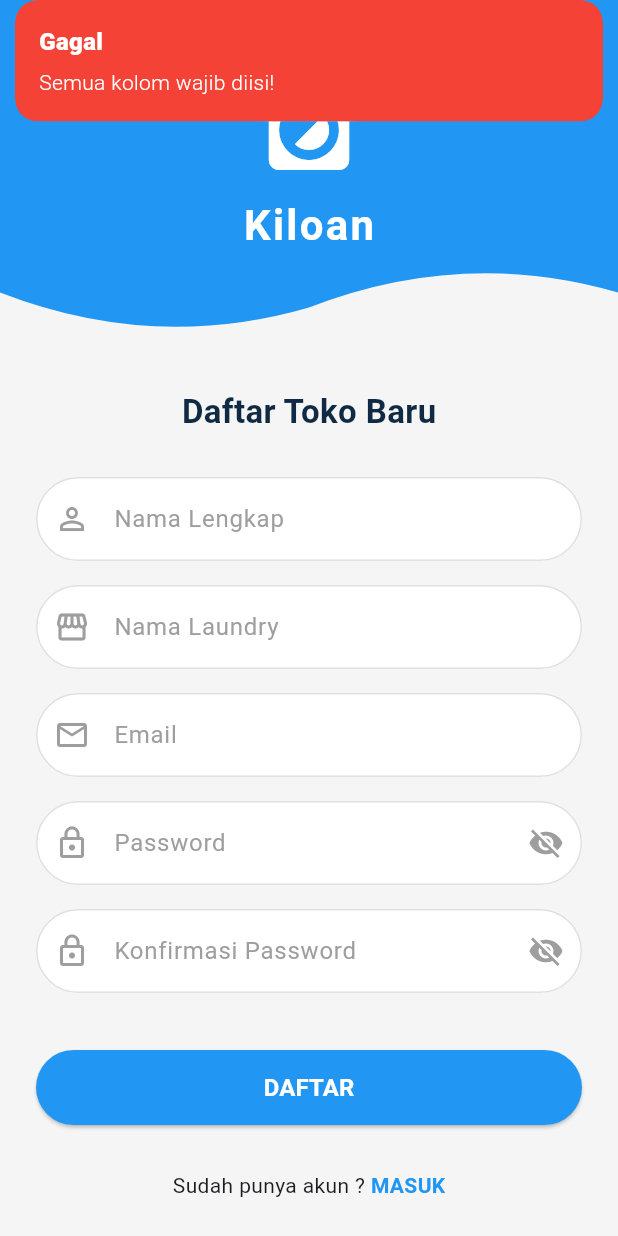
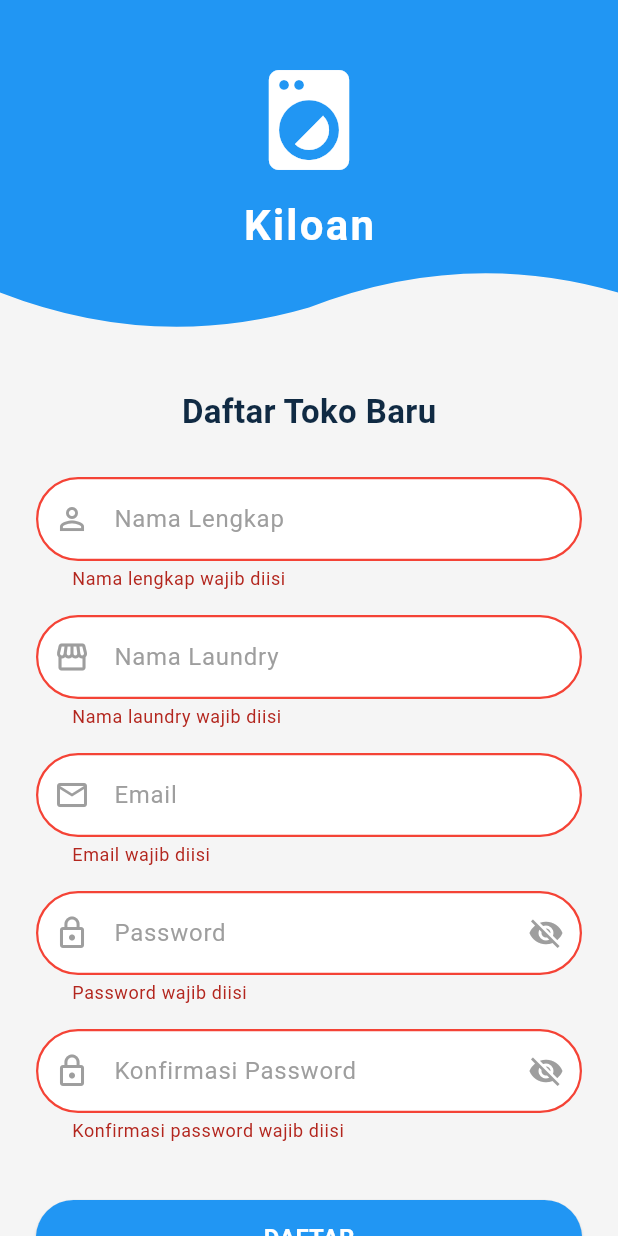
Before and after one commit to Aotow6/kiloan-app, a Flutter app: the RegisterView screen opened directly, scrolled down 45 dp, after a tap on "DAFTAR", on a phone screen of 412 x 824 dp. Run offline on Flutter 3.47's test engine with Material 3 defaults, Android fonts, the phone set to English and light mode, and no system bars; our stand-ins replace font_awesome_flutter, get, supabase_flutter; accounts and stored records are empty.

Commit message:
Add error handling and validation for login and registration forms

```diff
--- a/lib/controllers/auth_controller.dart
+++ b/lib/controllers/auth_controller.dart
@@ -9,6 +9,7 @@
   var isPemilik = true.obs;
   var isLoading = false.obs;
 
+  // --- CONTROLLER INPUT ---
   final emailLoginCtrl = TextEditingController();
   final passwordLoginCtrl = TextEditingController();
   final resetEmailCtrl = TextEditingController();
@@ -19,29 +20,70 @@
   final passwordRegisCtrl = TextEditingController();
   final confirmPasswordCtrl = TextEditingController();
 
+  // --- STATE PESAN ERROR REGISTRASI ---
+  var errNamaLengkap = RxnString();
+  var errNamaLaundry = RxnString();
+  var errEmailRegis = RxnString();
+  var errPasswordRegis = RxnString();
+  var errConfirmPassword = RxnString();
+
+  // --- STATE PESAN ERROR LOGIN (BARU) ---
+  var errEmailLogin = RxnString();
+  var errPasswordLogin = RxnString();
+
+  bool hasEmoji(String text) {
+    final RegExp emojiRegex = RegExp(r'[\u{1F600}-\u{1F64F}\u{1F300}-\u{1F5FF}\u{1F680}-\u{1F6FF}\u{1F700}-\u{1F77F}\u{1F780}-\u{1F7FF}\u{1F800}-\u{1F8FF}\u{1F900}-\u{1F9FF}\u{1FA00}-\u{1FA6F}\u{1FA70}-\u{1FAFF}\u{2600}-\u{26FF}\u{2700}-\u{27BF}]', unicode: true);
+    return emojiRegex.hasMatch(text);
+  }
+
+  bool isValidEmail(String email) {
+    return RegExp(r"^[a-zA-Z0-9.a-zA-Z0-9.!#$%&'*+-/=?^_`{|}~]+@[a-zA-Z0-9]+\.[a-zA-Z]+").hasMatch(email);
+  }
+
+  void clearErrors() {
+    errNamaLengkap.value = null;
+    errNamaLaundry.value = null;
+    errEmailRegis.value = null;
+    errPasswordRegis.value = null;
+    errConfirmPassword.value = null;
+    errEmailLogin.value = null;
+    errPasswordLogin.value = null;
+  }
+
+  // ================= LOGIN =================
   Future<void> login() async {
-    // 1. VALIDASI KETAT: trim() digunakan untuk hapus spasi kosong
-    if (emailLoginCtrl.text.trim().isEmpty || passwordLoginCtrl.text.trim().isEmpty) {
-      Get.snackbar("Peringatan", "Email dan Password tidak boleh kosong!",
-          backgroundColor: Colors.orange, colorText: Colors.white);
-      return;
+    clearErrors();
+    bool isValid = true;
+    String email = emailLoginCtrl.text.trim();
+    String pass = passwordLoginCtrl.text.trim();
+
+    if (email.isEmpty) {
+      errEmailLogin.value = "Email wajib diisi";
+      isValid = false;
+    } else if (!isValidEmail(email)) {
+      errEmailLogin.value = "Format email tidak valid (contoh: budi@gmail.com)";
+      isValid = false;
     }
+
+    if (pass.isEmpty) {
+      errPasswordLogin.value = "Kata sandi wajib diisi";
+      isValid = false;
+    }
+
+    if (!isValid) return;
 
     try {
       isLoading.value = true;
 
       final response = await supabase.auth.signInWithPassword(
-        email: emailLoginCtrl.text.trim(),
-        password: passwordLoginCtrl.text.trim(),
+        email: email,
+        password: pass,
       );
 
-      // 2. PASTIKAN USER TIDAK NULL
       if (response.user != null) {
-        // Ambil profil dulu sebelum pindah halaman
         final userC = Get.find<UserController>();
         await userC.getUserProfile();
 
-        // Pastikan outlet_id ada (User terdaftar di tabel public.users)
         if (userC.outletId != null) {
           Get.offAllNamed('/home');
         } else {
@@ -50,54 +92,100 @@
         }
       }
     } catch (e) {
-      Get.snackbar("Login Gagal", "Email atau Password salah");
+      errPasswordLogin.value = "Email atau Kata Sandi salah";
+      Get.snackbar("Login Gagal", "Periksa kembali email dan kata sandi Anda",
+          backgroundColor: Colors.red, colorText: Colors.white);
     } finally {
       isLoading.value = false;
     }
   }
 
+  // ================= REGISTER =================
   Future<void> register() async {
-    // 1. VALIDASI INPUT LENGKAP
-    if (emailRegisCtrl.text.trim().isEmpty ||
-        passwordRegisCtrl.text.trim().isEmpty ||
-        namaLaundryCtrl.text.trim().isEmpty ||
-        namaLengkapCtrl.text.trim().isEmpty) {
-      Get.snackbar("Gagal", "Semua kolom wajib diisi!",
-          backgroundColor: Colors.red, colorText: Colors.white);
-      return;
+    clearErrors();
+    bool isValid = true;
+
+    String nama = namaLengkapCtrl.text.trim();
+    String laundry = namaLaundryCtrl.text.trim();
+    String email = emailRegisCtrl.text.trim();
+    String pass = passwordRegisCtrl.text.trim();
+    String confirmPass = confirmPasswordCtrl.text.trim();
+
+    if (nama.isEmpty) {
+      errNamaLengkap.value = "Nama lengkap wajib diisi";
+      isValid = false;
+    } else if (nama.length < 3) {
+      errNamaLengkap.value = "Nama minimal 3 karakter";
+      isValid = false;
+    } else if (nama.length > 50) {
+      errNamaLengkap.value = "Nama maksimal 50 karakter";
+      isValid = false;
+    } else if (hasEmoji(nama)) {
+      errNamaLengkap.value = "Nama tidak boleh menggunakan karakter aneh/emoji";
+      isValid = false;
     }
 
-    if (passwordRegisCtrl.text != confirmPasswordCtrl.text) {
-      Get.snackbar("Gagal", "Konfirmasi password tidak cocok",
-          backgroundColor: Colors.red, colorText: Colors.white);
-      return;
+    if (laundry.isEmpty) {
+      errNamaLaundry.value = "Nama laundry wajib diisi";
+      isValid = false;
+    } else if (laundry.length < 3) {
+      errNamaLaundry.value = "Nama laundry minimal 3 karakter";
+      isValid = false;
+    } else if (laundry.length > 30) {
+      errNamaLaundry.value = "Nama laundry maksimal 30 karakter";
+      isValid = false;
+    } else if (hasEmoji(laundry)) {
+      errNamaLaundry.value = "Nama laundry tidak boleh menggunakan emoji";
+      isValid = false;
     }
+
+    if (email.isEmpty) {
+      errEmailRegis.value = "Email wajib diisi";
+      isValid = false;
+    } else if (!isValidEmail(email)) {
+      errEmailRegis.value = "Format email tidak valid (contoh: budi@gmail.com)";
+      isValid = false;
+    }
+
+    if (pass.isEmpty) {
+      errPasswordRegis.value = "Password wajib diisi";
+      isValid = false;
+    } else if (pass.length < 6) {
+      errPasswordRegis.value = "Password minimal 6 karakter";
+      isValid = false;
+    }
+
+    if (confirmPass.isEmpty) {
+      errConfirmPassword.value = "Konfirmasi password wajib diisi";
+      isValid = false;
+    } else if (pass != confirmPass) {
+      errConfirmPassword.value = "Konfirmasi password tidak cocok";
+      isValid = false;
+    }
+
+    if (!isValid) return;
 
     try {
       isLoading.value = true;
 
-      // 2. SignUp ke Auth Supabase
       final authRes = await supabase.auth.signUp(
-        email: emailRegisCtrl.text.trim(),
-        password: passwordRegisCtrl.text.trim(),
+        email: email,
+        password: pass,
       );
 
       if (authRes.user != null) {
-        // 3. Simpan Data ke Tabel outlets
         final outletRes = await supabase.from('outlets').insert({
-          'nama_outlet': namaLaundryCtrl.text.trim(),
+          'nama_outlet': laundry,
         }).select().single();
 
-        // 4. Simpan Data ke Tabel users (Role: Owner)
         await supabase.from('users').insert({
           'id': authRes.user!.id,
           'outlet_id': outletRes['id'],
-          'nama_lengkap': namaLengkapCtrl.text.trim(),
+          'nama_lengkap': nama,
           'role': 'owner',
           'status_aktif': true,
         });
 
-        // 5. Inisialisasi profil user di UserController
         final userC = Get.find<UserController>();
         await userC.getUserProfile();
 
@@ -106,47 +194,31 @@
             backgroundColor: Colors.green, colorText: Colors.white);
       }
     } catch (e) {
-      Get.snackbar("Registrasi Gagal", "Email sudah terdaftar atau server sibuk.");
-      print("Detail Error: $e");
+      Get.snackbar("Registrasi Gagal", "Email sudah terdaftar atau server sibuk.",
+          backgroundColor: Colors.red, colorText: Colors.white);
+      debugPrint("Detail Error: $e");
     } finally {
       isLoading.value = false;
     }
   }
 
+  // ================= RESET PASSWORD =================
   Future<void> kirimResetPassword() async {
     if (resetEmailCtrl.text.isEmpty) {
-    Get.snackbar(
-      "Error",
-      "Masukkan email kamu dulu",
-      backgroundColor: Colors.red,
-      colorText: Colors.white,
-    );
+      Get.snackbar("Error", "Masukkan email kamu dulu",
+        backgroundColor: Colors.red, colorText: Colors.white);
       return;
     }
 
     try {
       isLoading.value = true;
-
-    await supabase.auth.resetPasswordForEmail(
-      resetEmailCtrl.text.trim(),
-    );
-
+      await supabase.auth.resetPasswordForEmail(resetEmailCtrl.text.trim());
       Get.back();
-
-    Get.snackbar(
-      "Berhasil",
-      "Cek email kamu untuk reset password",
-      backgroundColor: Colors.green,
-      colorText: Colors.white,
-      duration: const Duration(seconds: 5),
-    );
+      Get.snackbar("Berhasil", "Cek email kamu untuk reset password",
+        backgroundColor: Colors.green, colorText: Colors.white, duration: const Duration(seconds: 5));
     } catch (e) {
-    Get.snackbar(
-      "Gagal",
-      "Email tidak ditemukan atau error",
-      backgroundColor: Colors.red,
-      colorText: Colors.white,
-    );
+      Get.snackbar("Gagal", "Email tidak ditemukan atau error",
+        backgroundColor: Colors.red, colorText: Colors.white);
     } finally {
       isLoading.value = false;
       resetEmailCtrl.clear();
--- a/lib/views/login_view.dart
+++ b/lib/views/login_view.dart
@@ -139,17 +139,19 @@
 
                   const SizedBox(height: 30),
 
-                  CustomTextField(
+                  Obx(() => CustomTextField(
                     hintText: 'Email',
                     prefixIcon: Icons.email_outlined,
                     controller: authC.emailLoginCtrl,
-                  ),
-                  CustomTextField(
+                    errorText: authC.errEmailLogin.value,
+                  )),
+                  Obx(() => CustomTextField(
                     hintText: 'Kata Sandi',
                     isPassword: true,
                     prefixIcon: Icons.lock_outline,
                     controller: authC.passwordLoginCtrl,
-                  ),
+                    errorText: authC.errPasswordLogin.value,
+                  )),
 
                   Align(
                     alignment: Alignment.centerLeft,
--- a/lib/views/register_view.dart
+++ b/lib/views/register_view.dart
@@ -23,26 +23,54 @@
                   const Text("Daftar Toko Baru", style: TextStyle(fontSize: 22, fontWeight: FontWeight.bold, color: Color(0xFF102A43))),
                   const SizedBox(height: 20),
 
-                  CustomTextField(hintText: 'Nama Lengkap', prefixIcon: Icons.person_outline, controller: authC.namaLengkapCtrl),
-                  CustomTextField(hintText: 'Nama Laundry', prefixIcon: Icons.storefront_outlined, controller: authC.namaLaundryCtrl),
-                  CustomTextField(hintText: 'Email', prefixIcon: Icons.email_outlined, controller: authC.emailRegisCtrl),
-                  CustomTextField(hintText: 'Password', isPassword: true, prefixIcon: Icons.lock_outline, controller: authC.passwordRegisCtrl),
-                  CustomTextField(hintText: 'Konfirmasi Password', isPassword: true, prefixIcon: Icons.lock_outline, controller: authC.confirmPasswordCtrl),
+                  Obx(() => CustomTextField(
+                    hintText: 'Nama Lengkap',
+                    prefixIcon: Icons.person_outline,
+                    controller: authC.namaLengkapCtrl,
+                    errorText: authC.errNamaLengkap.value,
+                  )),
+                  Obx(() => CustomTextField(
+                    hintText: 'Nama Laundry',
+                    prefixIcon: Icons.storefront_outlined,
+                    controller: authC.namaLaundryCtrl,
+                    errorText: authC.errNamaLaundry.value,
+                  )),
+                  Obx(() => CustomTextField(
+                    hintText: 'Email',
+                    prefixIcon: Icons.email_outlined,
+                    controller: authC.emailRegisCtrl,
+                    errorText: authC.errEmailRegis.value,
+                  )),
+                  Obx(() => CustomTextField(
+                    hintText: 'Password',
+                    isPassword: true,
+                    prefixIcon: Icons.lock_outline,
+                    controller: authC.passwordRegisCtrl,
+                    errorText: authC.errPasswordRegis.value,
+                  )),
+                  Obx(() => CustomTextField(
+                    hintText: 'Konfirmasi Password',
+                    isPassword: true,
+                    prefixIcon: Icons.lock_outline,
+                    controller: authC.confirmPasswordCtrl,
+                    errorText: authC.errConfirmPassword.value,
+                  )),
 
                   const SizedBox(height: 30),
 
                   SizedBox(
                     width: double.infinity,
                     height: 50,
-                    child: ElevatedButton(
+                    child: Obx(() => ElevatedButton(
                       style: ElevatedButton.styleFrom(
                         backgroundColor: const Color(0xFF2196F3),
                         shape: RoundedRectangleBorder(borderRadius: BorderRadius.circular(30.0)),
                       ),
-                      onPressed: () => authC.register(),
-
-                      child: const Text('DAFTAR', style: TextStyle(fontSize: 16, fontWeight: FontWeight.bold, color: Colors.white)),
-                    ),
+                      onPressed: authC.isLoading.value ? null : () => authC.register(),
+                      child: authC.isLoading.value
+                        ? const SizedBox(height: 20, width: 20, child: CircularProgressIndicator(color: Colors.white, strokeWidth: 2))
+                        : const Text('DAFTAR', style: TextStyle(fontSize: 16, fontWeight: FontWeight.bold, color: Colors.white)),
+                    )),
                   ),
                   const SizedBox(height: 30),
 
@@ -51,7 +79,6 @@
                     children: [
                       const Text("Sudah punya akun ? "),
                       GestureDetector(
-
                         onTap: () => Get.back(),
                         child: const Text("MASUK", style: TextStyle(color: Color(0xFF2196F3), fontWeight: FontWeight.bold)),
                       ),
--- a/lib/views/widgets/custom_textfield.dart
+++ b/lib/views/widgets/custom_textfield.dart
@@ -5,6 +5,7 @@
   final bool isPassword;
   final IconData? prefixIcon;
   final TextEditingController? controller;
+  final String? errorText;
 
   const CustomTextField({
     super.key,
@@ -12,6 +13,7 @@
     this.isPassword = false,
     this.prefixIcon,
     this.controller,
+    this.errorText,
 
   });
 
@@ -27,8 +29,8 @@
     return Padding(
       padding: const EdgeInsets.symmetric(vertical: 8.0),
       child: TextFormField(
+
         controller: widget.controller,
-
         obscureText: widget.isPassword ? _obscureText : false,
         decoration: InputDecoration(
           hintText: widget.hintText,
@@ -52,6 +54,9 @@
           filled: true,
           fillColor: Colors.white,
           contentPadding: const EdgeInsets.symmetric(vertical: 16.0, horizontal: 20.0),
+
+          errorText: widget.errorText,
+
           enabledBorder: OutlineInputBorder(
             borderRadius: BorderRadius.circular(30.0),
             borderSide: BorderSide(color: Colors.grey.shade300),
@@ -60,6 +65,15 @@
             borderRadius: BorderRadius.circular(30.0),
             borderSide: const BorderSide(color: Color(0xFF2196F3), width: 2),
           ),
+
+          errorBorder: OutlineInputBorder(
+            borderRadius: BorderRadius.circular(30.0),
+            borderSide: const BorderSide(color: Colors.red, width: 1.5),
+          ),
+          focusedErrorBorder: OutlineInputBorder(
+            borderRadius: BorderRadius.circular(30.0),
+            borderSide: const BorderSide(color: Colors.red, width: 2),
+          ),
         ),
       ),
     );
```
Lines whose indentation alone changed are shown as unchanged.
